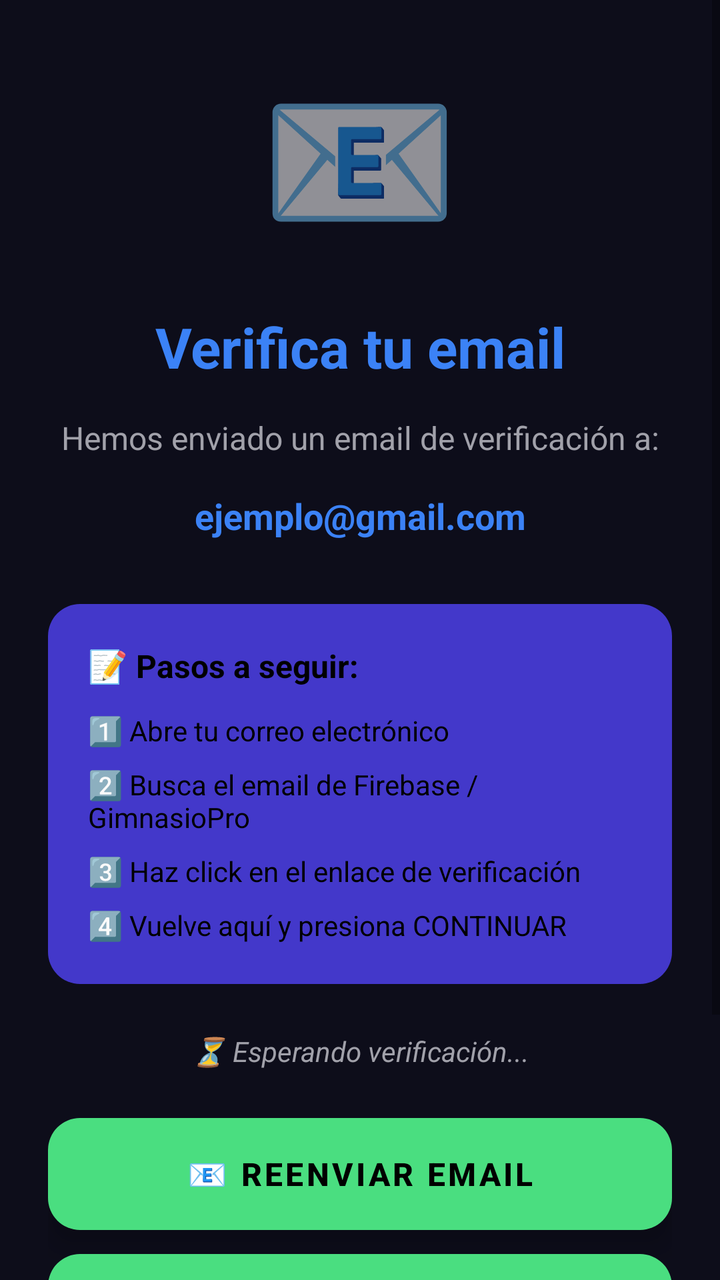
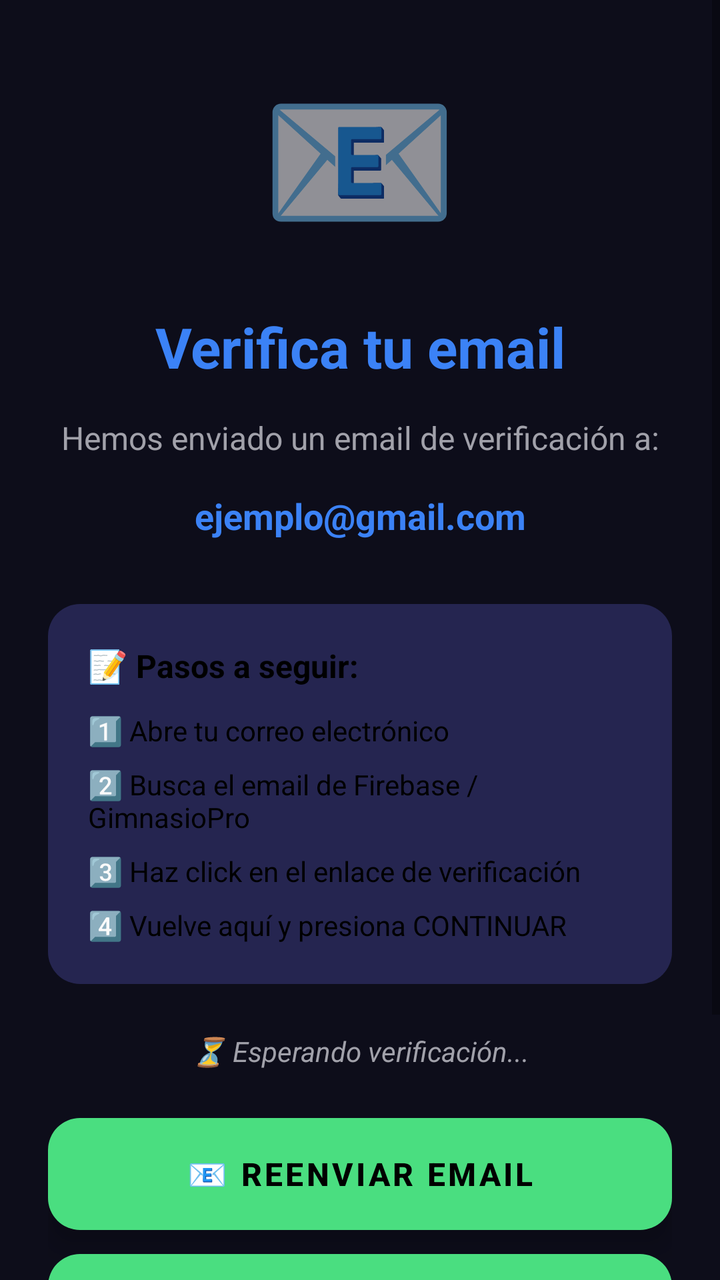

Compare the two renders of this Android layout. The source of the first and the diff that turns it into the second are given below.
<!-- AndroidManifest.xml: application theme Theme.GimnasioPro -->
<!-- res/layout/activity_verificar_email.xml -->
<?xml version="1.0" encoding="utf-8"?>

<ScrollView xmlns:android="http://schemas.android.com/apk/res/android"
    xmlns:app="http://schemas.android.com/apk/res-auto"
    android:layout_width="match_parent"
    android:layout_height="match_parent"
    android:background="@color/dark_green_background"
    android:fillViewport="true">

    <LinearLayout
        android:layout_width="match_parent"
        android:layout_height="wrap_content"
        android:orientation="vertical"
        android:padding="24dp"
        android:gravity="center">

        
        <TextView
            android:layout_width="wrap_content"
            android:layout_height="wrap_content"
            android:text="📧"
            android:textSize="80sp"
            android:layout_marginBottom="24dp" />

        
        <TextView
            android:layout_width="match_parent"
            android:layout_height="wrap_content"
            android:text="Verifica tu email"
            android:textSize="28sp"
            android:textStyle="bold"
            android:textColor="@color/accent_blue"
            android:gravity="center"
            android:layout_marginBottom="16dp" />

        
        <TextView
            android:id="@+id/tvMensaje"
            android:layout_width="match_parent"
            android:layout_height="wrap_content"
            android:text="Hemos enviado un email de verificación a:"
            android:textSize="16sp"
            android:textColor="@color/text_light_gray"
            android:gravity="center"
            android:layout_marginBottom="16dp" />

        
        <TextView
            android:id="@+id/tvEmail"
            android:layout_width="match_parent"
            android:layout_height="wrap_content"
            android:text="ejemplo@gmail.com"
            android:textSize="18sp"
            android:textStyle="bold"
            android:textColor="@color/accent_blue"
            android:gravity="center"
            android:layout_marginBottom="32dp" />

        
        <LinearLayout
            android:layout_width="match_parent"
            android:layout_height="wrap_content"
            android:orientation="vertical"
            android:background="@drawable/bg_card_trainer"
            android:padding="20dp"
            android:layout_marginBottom="24dp">

            <TextView
                android:layout_width="match_parent"
                android:layout_height="wrap_content"
                android:text="📝 Pasos a seguir:"
                android:textSize="16sp"
                android:textStyle="bold"
                android:textColor="#000000"
                android:layout_marginBottom="12dp" />

            <TextView
                android:layout_width="match_parent"
                android:layout_height="wrap_content"
                android:text="1️⃣ Abre tu correo electrónico"
                android:textSize="14sp"
                android:textColor="#000000"
                android:layout_marginBottom="8dp" />

            <TextView
                android:layout_width="match_parent"
                android:layout_height="wrap_content"
                android:text="2️⃣ Busca el email de Firebase / GimnasioPro"
                android:textSize="14sp"
                android:textColor="#000000"
                android:layout_marginBottom="8dp" />

            <TextView
                android:layout_width="match_parent"
                android:layout_height="wrap_content"
                android:text="3️⃣ Haz click en el enlace de verificación"
                android:textSize="14sp"
                android:textColor="#000000"
                android:layout_marginBottom="8dp" />

            <TextView
                android:layout_width="match_parent"
                android:layout_height="wrap_content"
                android:text="4️⃣ Vuelve aquí y presiona CONTINUAR"
                android:textSize="14sp"
                android:textColor="#000000" />
        </LinearLayout>

        
        <TextView
            android:id="@+id/tvEstado"
            android:layout_width="match_parent"
            android:layout_height="wrap_content"
            android:text="⏳ Esperando verificación..."
            android:textSize="14sp"
            android:textColor="@color/text_light_gray"
            android:textStyle="italic"
            android:gravity="center"
            android:layout_marginBottom="24dp" />

        
        <ProgressBar
            android:id="@+id/progressBar"
            android:layout_width="40dp"
            android:layout_height="40dp"
            android:layout_gravity="center"
            android:visibility="gone"
            android:layout_marginBottom="16dp" />

        
        <Button
            android:id="@+id/btnReenviar"
            android:layout_width="match_parent"
            android:layout_height="56dp"
            android:text="📧 REENVIAR EMAIL"
            android:textColor="@color/text_on_button"
            android:textStyle="bold"
            android:textSize="16sp"
            android:background="@drawable/bg_card_trainer"
            android:elevation="8dp"
            android:stateListAnimator="@null"
            android:layout_marginBottom="12dp" />

        
        <Button
            android:id="@+id/btnContinuar"
            android:layout_width="match_parent"
            android:layout_height="56dp"
            android:text="YA VERIFIQUÉ - CONTINUAR"
            android:textColor="@color/text_on_button"
            android:textStyle="bold"
            android:textSize="16sp"
            android:background="@drawable/bg_card_trainer"
            android:elevation="8dp"
            android:stateListAnimator="@null"
            android:layout_marginBottom="12dp" />

        
        <Button
            android:id="@+id/btnCerrarSesion"
            android:layout_width="wrap_content"
            android:layout_height="wrap_content"
            android:text="Cerrar sesión"
            android:textColor="@color/text_light_gray"
            android:textSize="14sp"
            android:background="@android:color/transparent"
            android:textAllCaps="false" />

        
        <TextView
            android:layout_width="match_parent"
            android:layout_height="wrap_content"
            android:text="💡 Consejo: Revisa también la carpeta de spam"
            android:textSize="12sp"
            android:textColor="@color/text_light_gray"
            android:textStyle="italic"
            android:gravity="center"
            android:layout_marginTop="24dp" />

    </LinearLayout>

</ScrollView>
<!-- resources referenced by this layout -->
<resources>
  <color name="accent_blue">#3B82F6</color>
  <color name="dark_green_background">@color/dark_background</color>
  <color name="text_light_gray">@color/text_secondary</color>
  <color name="text_on_button">#FF000000</color>
  <!-- drawable bg_card_trainer (drawable) -->
  <?xml version="1.0" encoding="utf-8"?>
  
  <shape xmlns:android="http://schemas.android.com/apk/res/android"
      android:shape="rectangle">
      <solid android:color="@color/card_trainer" />
      <corners android:radius="16dp" />
  </shape>
  <style name="Theme.GimnasioPro" parent="Theme.MaterialComponents.Light.NoActionBar">
          
          <item name="colorPrimary">@color/electric_green_button</item>
          <item name="colorPrimaryDark">@color/dark_green_background</item>
          <item name="colorAccent">@color/electric_green_button</item>
          <item name="colorOnPrimary">@color/text_on_button</item>
          <item name="android:windowBackground">@color/dark_green_background</item>
          <item name="android:statusBarColor">@color/dark_green_background</item>
          <item name="android:navigationBarColor">@color/dark_green_background</item>
          <item name="android:fitsSystemWindows">true</item>
      </style>
  <color name="dark_background">#0D0D1A</color>
  <color name="text_secondary">#A1A1AA</color>
  <color name="card_trainer">#4338CA</color>
  <color name="electric_green_button">@color/accent_green</color>
  <color name="accent_green">#4ADE80</color>
</resources>

<!-- the commit's change to res/layout/activity_verificar_email.xml (unified diff, before → after) -->
@@ -4,7 +4,6 @@
     xmlns:app="http://schemas.android.com/apk/res-auto"
     android:layout_width="match_parent"
     android:layout_height="match_parent"
-    android:background="@color/dark_green_background"
     android:fillViewport="true">
 
     <LinearLayout
<!-- resource entries referenced after the edit -->
@@ -2,6 +2,7 @@
 <resources>
   <color name="accent_blue">#3B82F6</color>
   <color name="dark_green_background">@color/dark_background</color>
+  <color name="card_dark_secondary">#252550</color>
   <color name="text_light_gray">@color/text_secondary</color>
   <color name="text_on_button">#FF000000</color>
   <!-- drawable bg_card_trainer (drawable) -->
@@ -25,7 +26,7 @@
       </style>
   <color name="dark_background">#0D0D1A</color>
   <color name="text_secondary">#A1A1AA</color>
-  <color name="card_trainer">#4338CA</color>
+  <color name="card_trainer">@color/card_dark_secondary</color>
   <color name="electric_green_button">@color/accent_green</color>
   <color name="accent_green">#4ADE80</color>
 </resources>
